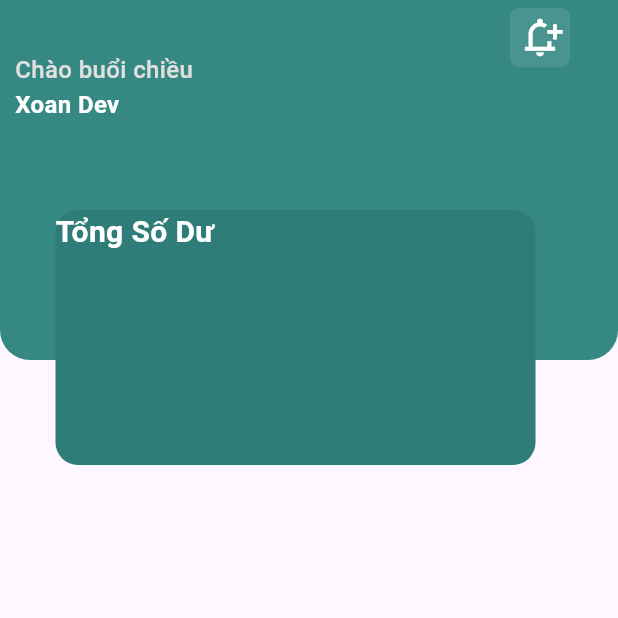
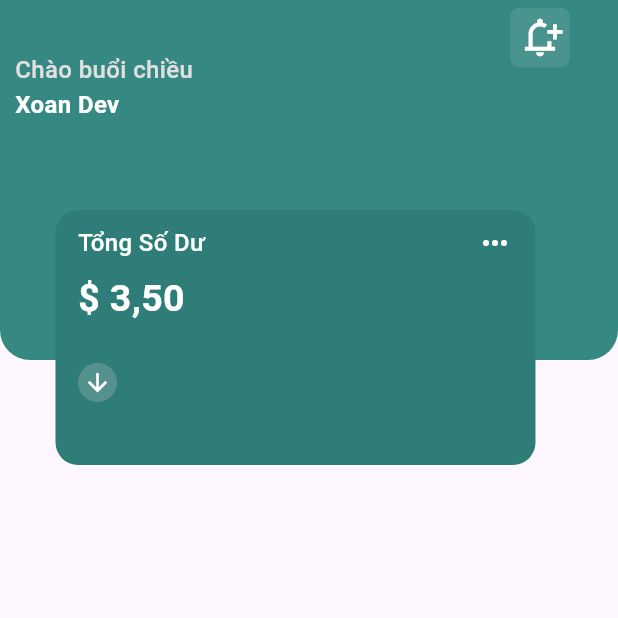
Before and after one commit to NguyenNhatHuynh/Finance-XD-App, a Flutter app: the screen it shows after launch, on a phone screen of 412 x 824 dp, the top half of it. Run offline on Flutter 3.47's test engine with Material 3 defaults, Android fonts, the phone set to English and light mode, and no system bars.

Commit message:
Design Screen Home

```diff
--- a/lib/Screens/home.dart
+++ b/lib/Screens/home.dart
@@ -79,22 +79,66 @@ class Home extends StatelessWidget {
                   color: Color.fromARGB(255, 47, 125, 121),
                   borderRadius: BorderRadius.circular(15),
                 ),
-                child: Column(children: [
-                  Row(
+                child: Column(
+                  children: [
+                    SizedBox(height: 10),
+                    Padding(
+                      padding: const EdgeInsets.symmetric(horizontal: 15),
+                      child: Row(
+                        mainAxisAlignment: MainAxisAlignment.spaceBetween,
                         children: [
                           Text(
                             'Tổng Số Dư',
                             style: TextStyle(
-                          fontWeight: FontWeight.w600,
-                          fontSize: 20,
+                              fontWeight: FontWeight.w500,
+                              fontSize: 16,
                               color: Colors.white,
                             ),
                           ),
+                          Icon(
+                            Icons.more_horiz,
+                            color: Colors.white,
+                          ),
                         ],
                       ),
-                ]),
+                    ),
+                    SizedBox(height: 7),
+                    Padding(
+                      padding: const EdgeInsets.only(left: 15),
+                      child: Row(
+                        children: [
+                          Text(
+                            '\$ 3,50',
+                            style: TextStyle(
+                              fontWeight: FontWeight.bold,
+                              fontSize: 25,
+                              color: Colors.white,
                             ),
                           )
+                        ],
+                      ),
+                    ),
+                    SizedBox(height: 25),
+                    Padding(
+                        padding: const EdgeInsets.symmetric(horizontal: 15),
+                        child: Row(
+                          children: [
+                            CircleAvatar(
+                              radius: 13,
+                              backgroundColor:
+                                  Color.fromARGB(255, 85, 145, 141),
+                              child: Icon(
+                                Icons.arrow_downward,
+                                color: Colors.white,
+                                size: 19,
+                              ),
+                            )
+                          ],
+                        ))
+                  ],
+                ),
+              ),
+            ),
           ],
         ),
       ),
```
Lines whose indentation alone changed are shown as unchanged.
